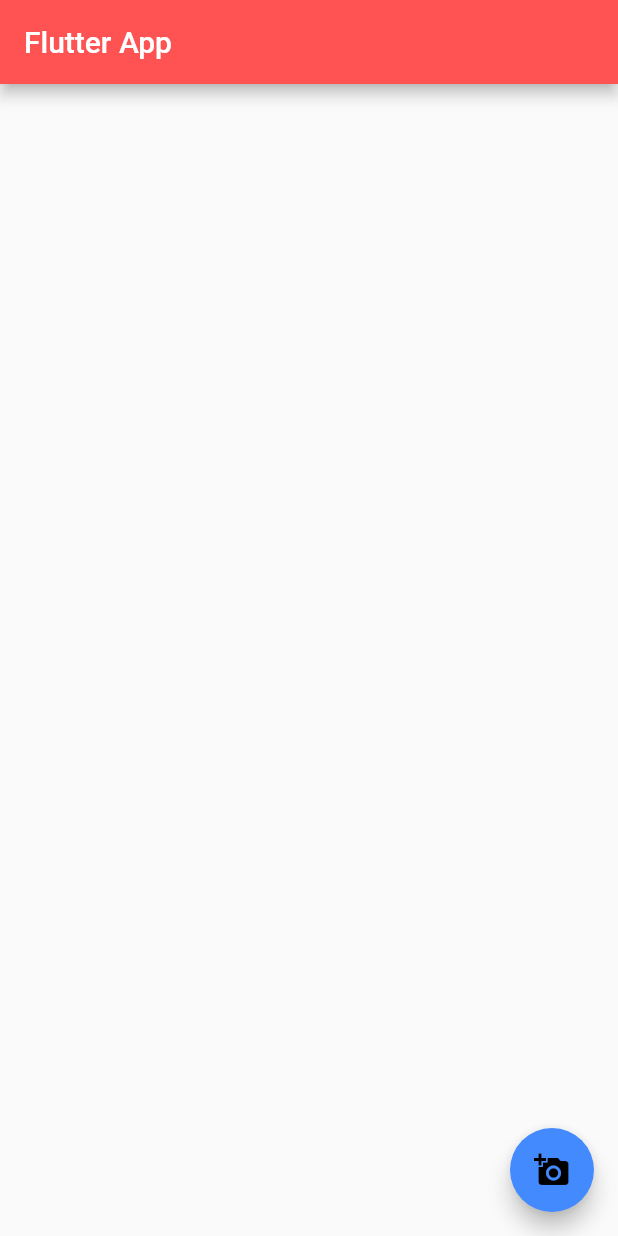
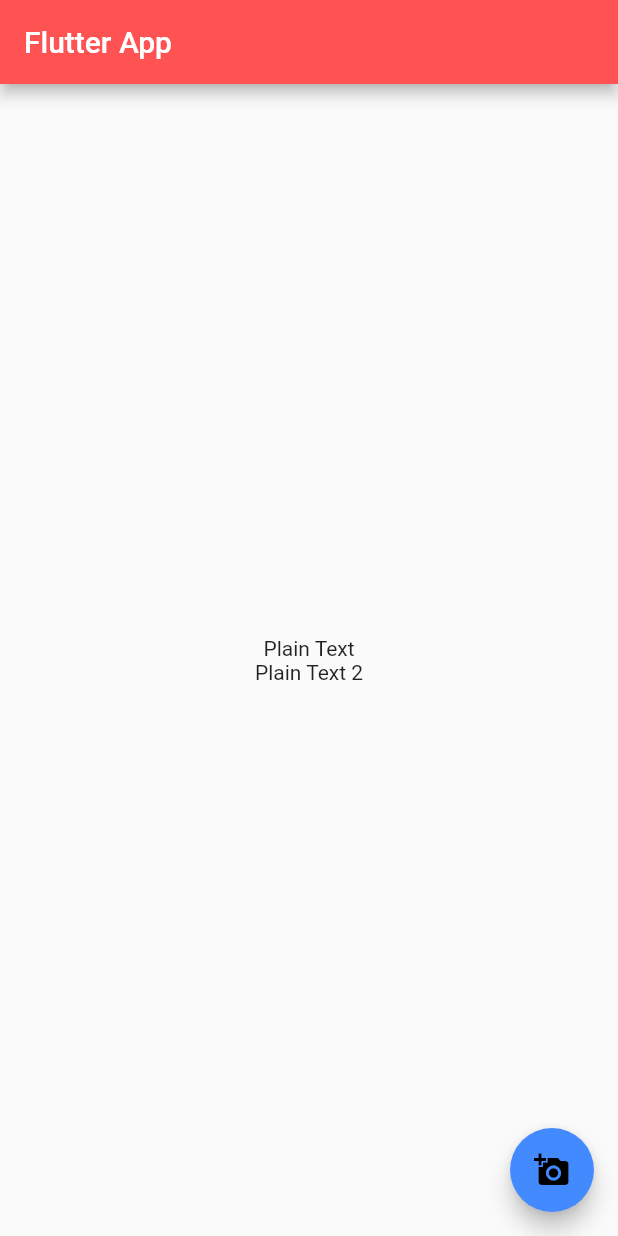
Before and after one commit to neolivz/flutter-exercises, a Flutter app: the screen it shows after launch, after a tap on the "add a photo" icon, on a phone screen of 412 x 824 dp. Run offline on Flutter 3.47's test engine with Material 2 defaults, Android fonts, the light colour scheme and no system bars.

Commit message:
feat: [Flutter] multi children layout

```diff
--- a/my_stateless/lib/main.dart
+++ b/my_stateless/lib/main.dart
@@ -12,6 +12,15 @@ void main(){
       appBar: AppBar(
         title: Text('Flutter App'),
       ),
+      body: Center(
+        child: Column(
+          mainAxisAlignment: MainAxisAlignment.center,
+          children: <Widget>[
+            Text('Plain Text'),
+            Text('Plain Text 2')
+          ],
+        ),
+      ),
       floatingActionButton: FloatingActionButton(
         onPressed: (){},
         child: Icon(
```
